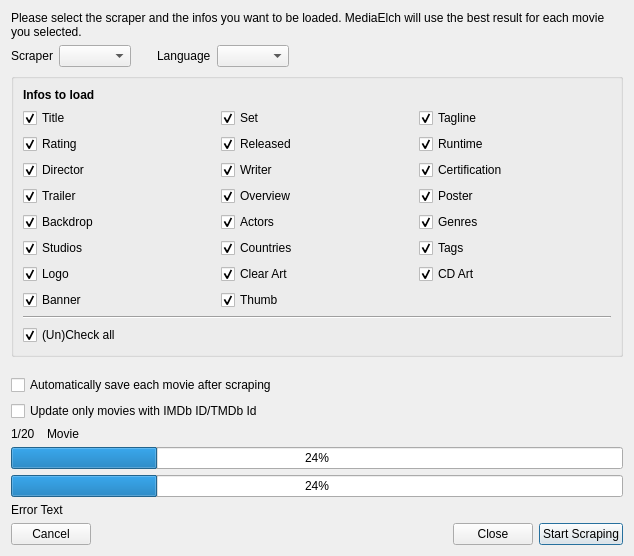
The window that src/ui/movies/MovieMultiScrapeDialog.ui (Komet/MediaElch) describes before a commit, drawn with Qt 5.
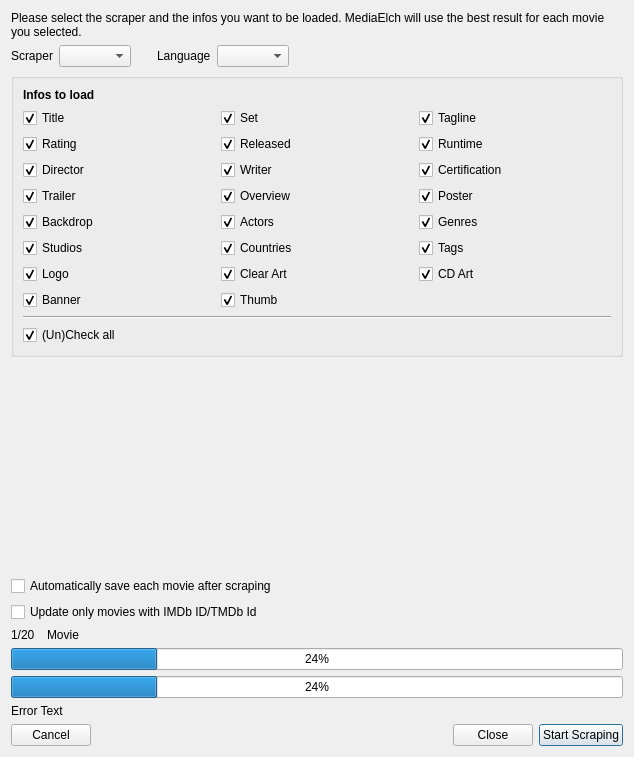
The same window after the commit. Icons and pictures are not drawn. Custom widgets are drawn as their Qt base class.

```diff
--- a/src/ui/movies/MovieMultiScrapeDialog.ui
+++ b/src/ui/movies/MovieMultiScrapeDialog.ui
@@ -10,7 +10,7 @@
     <x>0</x>
     <y>0</y>
     <width>634</width>
-    <height>556</height>
+    <height>757</height>
    </rect>
   </property>
   <property name="minimumSize">
```
Left out of the diff: 14 changed lines with no effect on the pictures.
